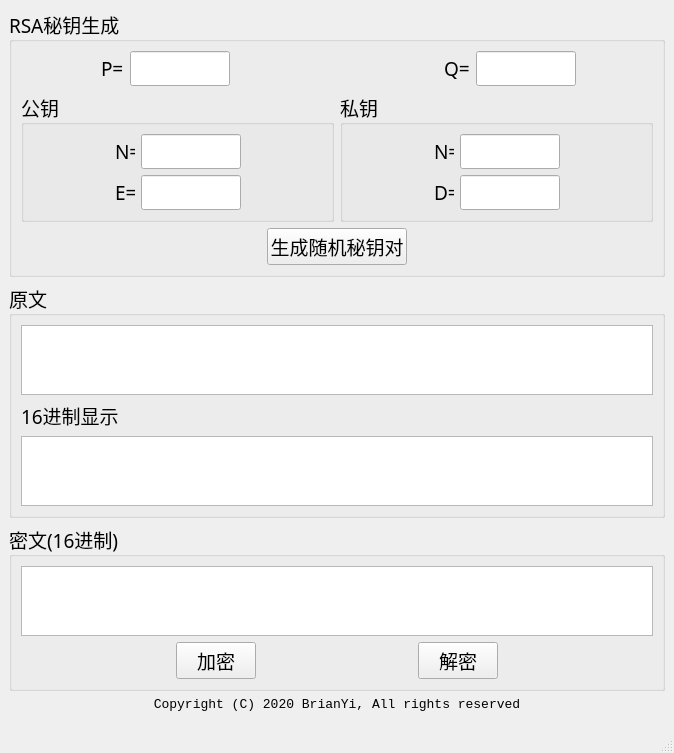
This is mainwindow.ui in BrianYi/rsa_proj as Qt 5 draws it before an edit. The edited form follows.
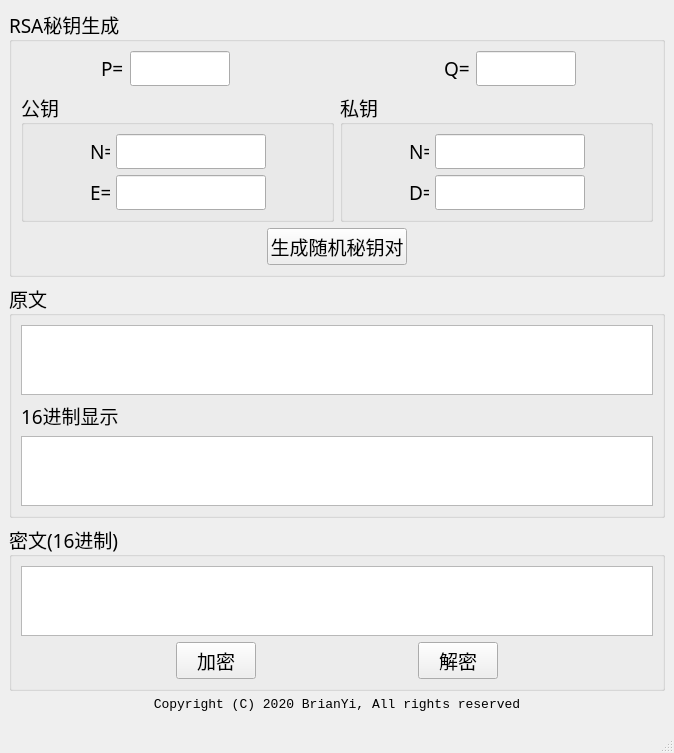
This is the edited form.

```diff
--- a/mainwindow.ui
+++ b/mainwindow.ui
@@ -271,7 +271,7 @@
                <widget class="QLineEdit" name="ledtPubKeyN">
                 <property name="maximumSize">
                  <size>
-                  <width>100</width>
+                  <width>150</width>
                   <height>16777215</height>
                  </size>
                 </property>
@@ -327,7 +327,7 @@
                <widget class="QLineEdit" name="ledtPubKeyE">
                 <property name="maximumSize">
                  <size>
-                  <width>100</width>
+                  <width>150</width>
                   <height>16777215</height>
                  </size>
                 </property>
@@ -392,7 +392,7 @@
                <widget class="QLineEdit" name="ledtPriKeyN">
                 <property name="maximumSize">
                  <size>
-                  <width>100</width>
+                  <width>150</width>
                   <height>16777215</height>
                  </size>
                 </property>
@@ -448,7 +448,7 @@
                <widget class="QLineEdit" name="ledtPriKeyD">
                 <property name="maximumSize">
                  <size>
-                  <width>100</width>
+                  <width>150</width>
                   <height>16777215</height>
                  </size>
                 </property>
```
